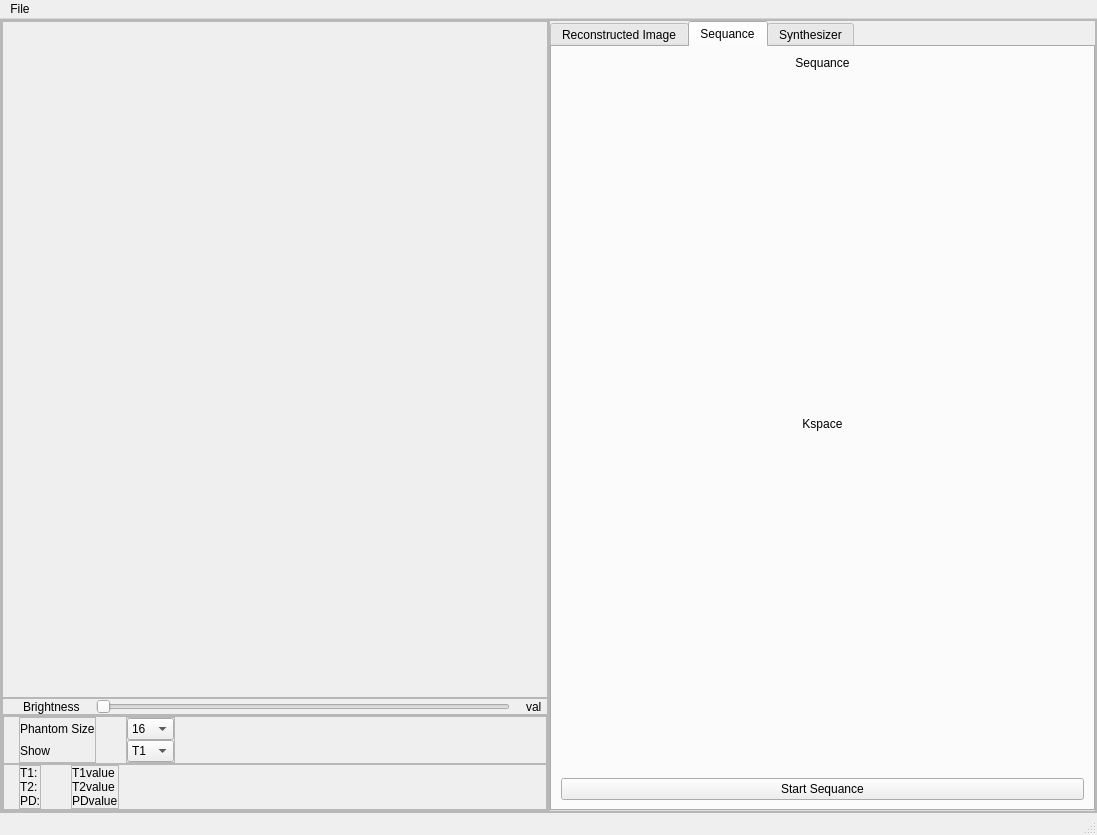
Qt form gui.ui (Ahmed-gamal-elmahdy/Mri_Simulator) before a commit.
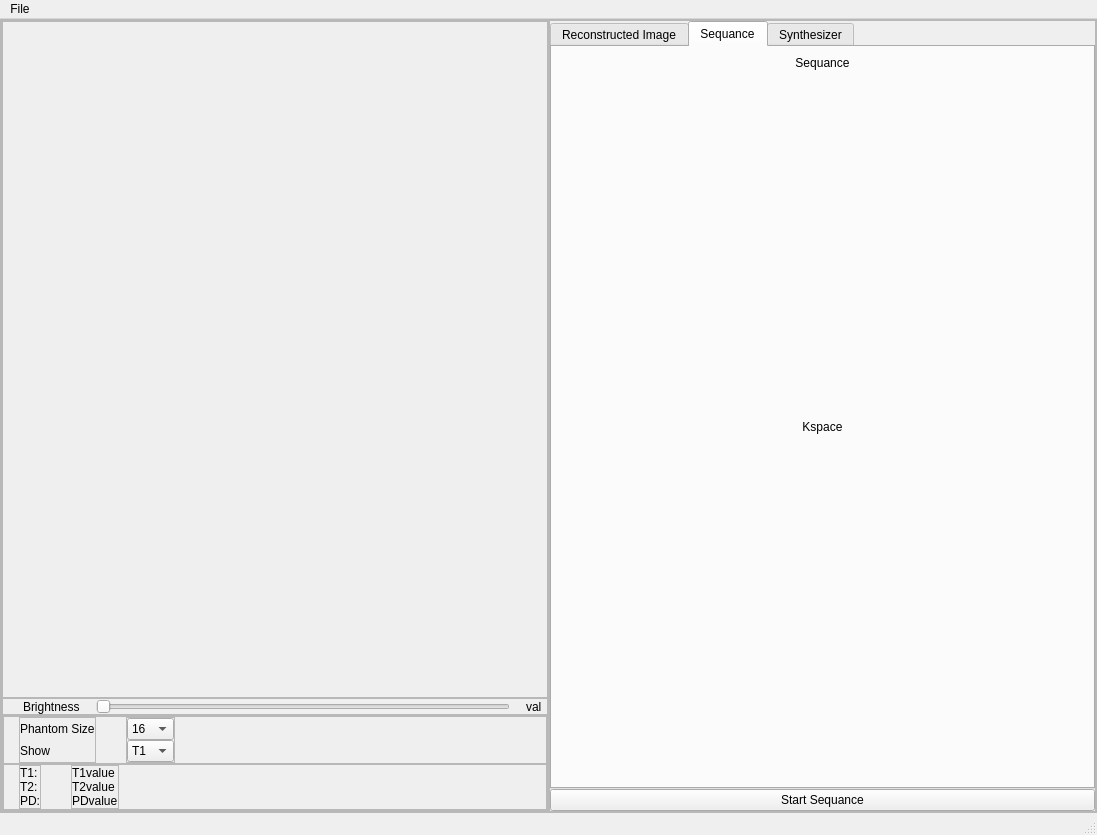
The same form after that commit. Custom widgets are drawn as their Qt base class.

```diff
--- a/gui.ui
+++ b/gui.ui
@@ -625,7 +625,14 @@
                </widget>
               </item>
               <item>
-               <widget class="PlotWidget" name="plotwidget_sequance" native="true"/>
+               <widget class="PlotWidget" name="plotwidget_sequance" native="true">
+                <property name="sizePolicy">
+                 <sizepolicy hsizetype="Preferred" vsizetype="MinimumExpanding">
+                  <horstretch>0</horstretch>
+                  <verstretch>0</verstretch>
+                 </sizepolicy>
+                </property>
+               </widget>
               </item>
               <item>
                <widget class="QLabel" name="label_7">
@@ -645,14 +652,26 @@
               </item>
               <item>
                <widget class="QWidget" name="plotwidget_kspace" native="true">
+                <property name="sizePolicy">
+                 <sizepolicy hsizetype="Preferred" vsizetype="MinimumExpanding">
+                  <horstretch>0</horstretch>
+                  <verstretch>0</verstretch>
+                 </sizepolicy>
+                </property>
+                <layout class="QGridLayout" name="gridLayout_4">
+                 <item row="0" column="0">
                 <widget class="QLabel" name="label_kspace">
-                 <property name="geometry">
-                  <rect>
-                   <x>200</x>
-                   <y>150</y>
-                   <width>47</width>
-                   <height>13</height>
-                  </rect>
+                   <property name="minimumSize">
+                    <size>
+                     <width>0</width>
+                     <height>0</height>
+                    </size>
+                   </property>
+                   <property name="maximumSize">
+                    <size>
+                     <width>512</width>
+                     <height>512</height>
+                    </size>
                  </property>
                  <property name="text">
                   <string/>
@@ -664,13 +683,8 @@
                   <set>Qt::AlignCenter</set>
                  </property>
                 </widget>
-               </widget>
-              </item>
-              <item>
-               <widget class="QPushButton" name="btn_start_sequance">
-                <property name="text">
-                 <string notr="true">Start Sequance</string>
-                </property>
+                 </item>
+                </layout>
                </widget>
               </item>
              </layout>
@@ -891,6 +905,13 @@
             </widget>
            </widget>
           </item>
+          <item row="1" column="0">
+           <widget class="QPushButton" name="btn_start_sequance">
+            <property name="text">
+             <string notr="true">Start Sequance</string>
+            </property>
+           </widget>
+          </item>
          </layout>
         </widget>
        </item>
```
Lines whose indentation alone changed are shown as unchanged.
